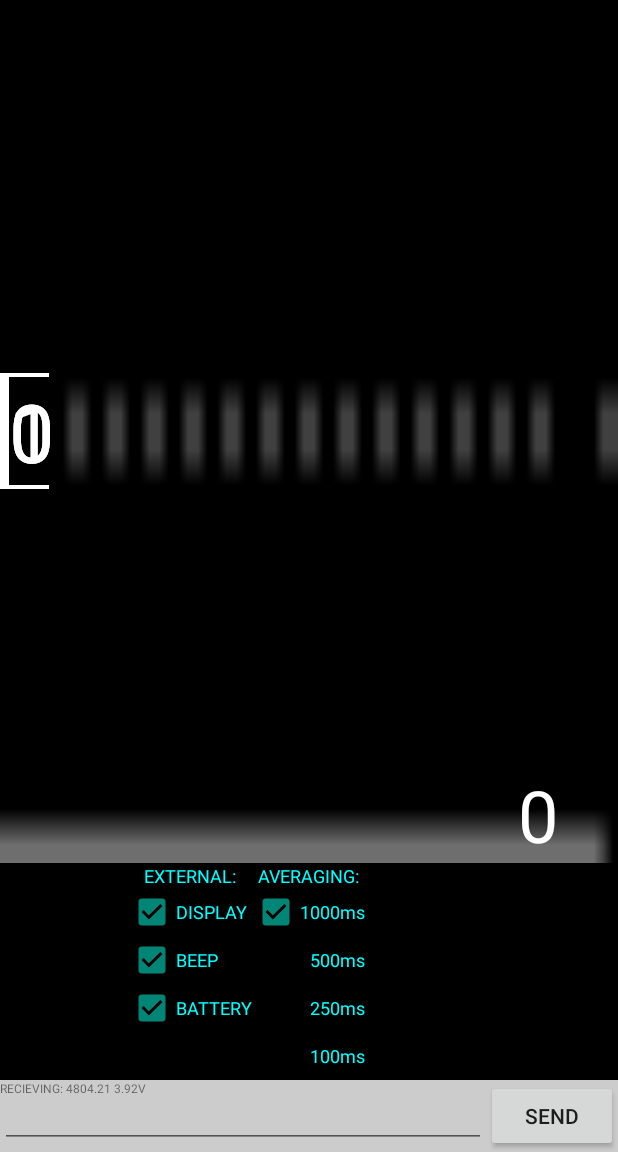
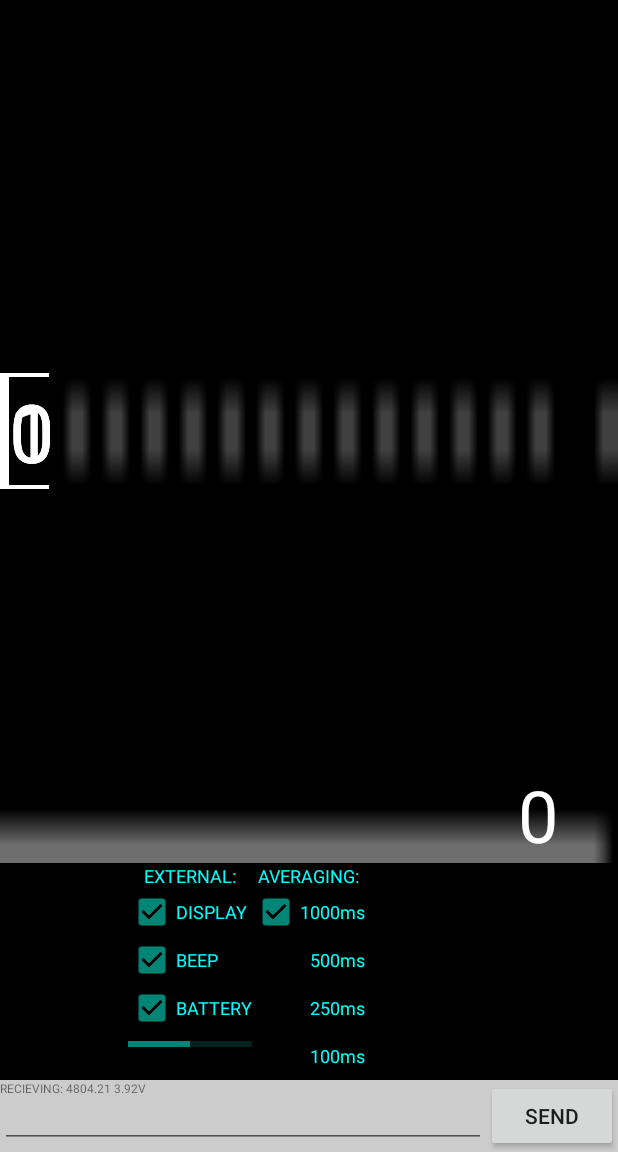
Before and after one commit to glydrfreak/vSpeed-Vario, an Android app: the vSpeedVarioActivity screen opened directly, with no data from a screen before it, on a phone screen of 412 x 824 dp, the part 84-1236 px from its top. Run offline under Robolectric (Android 15) with nearby library versions, the phone set to English and light mode, and no system bars.

Commit message:
Velocity Value aligned to end. Dummy Battery Progress Bar

```diff
--- a/Android/vSpeedVario/app/src/main/res/layout/activity_vspeedvario.xml
+++ b/Android/vSpeedVario/app/src/main/res/layout/activity_vspeedvario.xml
@@ -53,23 +53,6 @@
     </LinearLayout>
 
 
-
-    <!--<LinearLayout
-        android:layout_width="wrap_content"
-        android:layout_height="match_parent"
-        android:orientation="horizontal"
-        android:id="@+id/altiback"
-        android:layout_above="@+id/averaginglayout"
-        android:layout_alignParentStart="true">
-        <TextView
-            android:id="@+id/border"
-            android:layout_width="wrap_content"
-            android:layout_height="wrap_content"
-            android:layout_gravity="center_vertical"
-            android:textSize="100sp"
-            android:textColor="#fff000"
-            android:text="4804"/>
-    </LinearLayout>-->
 
     <FrameLayout
         android:layout_width="match_parent"
@@ -142,13 +125,8 @@
 
 
 
-
-
-
-
-
     <LinearLayout
-        android:layout_width="wrap_content"
+        android:layout_width="match_parent"
         android:layout_height="wrap_content"
         android:layout_alignParentEnd="true"
         android:layout_above="@id/averaginglayout">
@@ -158,10 +136,12 @@
             android:layout_height="wrap_content"
             android:textSize="48sp"
             android:textColor="#ffffff"
-            android:layout_gravity="end"
+            android:gravity="end"
             android:layout_marginEnd="40dp"
             android:text="0"/>
     </LinearLayout>
+
+
 
 
     <LinearLayout
@@ -188,7 +168,8 @@
         android:orientation="vertical"
         android:gravity="bottom"
         android:layout_centerInParent="true"
-        android:layout_above="@+id/sendLayout">
+        android:layout_above="@+id/sendLayout"
+        android:background="#000000">
         <TextView
             android:id="@+id/averaging"
             android:layout_width="match_parent"
@@ -243,10 +224,12 @@
     <LinearLayout
         android:id="@+id/externallayout"
         android:layout_width="wrap_content"
-        android:layout_height="wrap_content"
+        android:layout_height="match_parent"
         android:orientation="vertical"
         android:layout_toStartOf="@id/averaginglayout"
-        android:layout_below="@+id/chart">
+        android:layout_below="@+id/chart"
+        android:layout_above="@+id/sendLayout"
+        android:background="#000000">
         <TextView
             android:layout_width="match_parent"
             android:layout_height="wrap_content"
@@ -284,6 +267,14 @@
             android:checked="true"
             android:id="@+id/battery"
             android:onClick="batteryclick"/>
+        <ProgressBar
+            android:id="@+id/progressBar2"
+            style="?android:attr/progressBarStyleHorizontal"
+            android:layout_width="match_parent"
+            android:layout_height="wrap_content"
+            android:secondaryProgress="100"
+            android:progress="50"
+            android:visibility="visible" />
 
     </LinearLayout>
 
```
